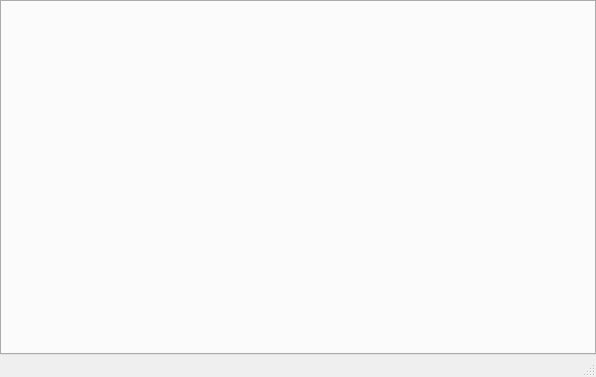
The window that mainwindow.ui (mehranj73/loaners) describes before a commit, drawn with Qt 5.
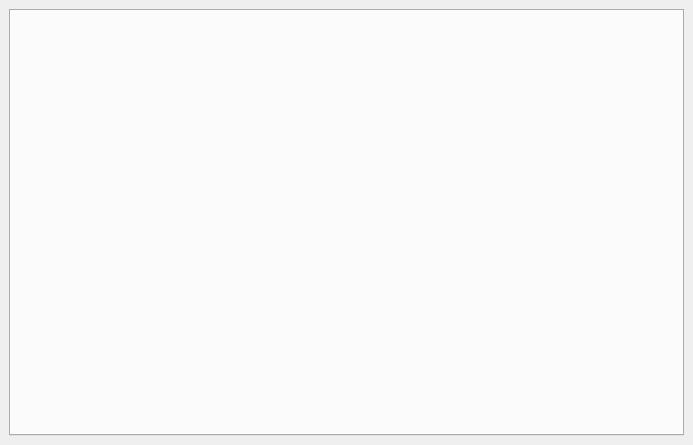
The same window after the commit.

What changed in the file:
```diff
--- a/mainwindow.ui
+++ b/mainwindow.ui
@@ -6,43 +6,24 @@
    <rect>
     <x>0</x>
     <y>0</y>
-    <width>596</width>
-    <height>377</height>
+    <width>693</width>
+    <height>445</height>
    </rect>
   </property>
   <property name="windowTitle">
    <string>Mainwindow</string>
   </property>
   <widget class="QWidget" name="centralwidget">
-   <layout class="QHBoxLayout" name="horizontalLayout">
-    <property name="leftMargin">
-     <number>0</number>
-    </property>
-    <property name="topMargin">
-     <number>0</number>
-    </property>
-    <property name="rightMargin">
-     <number>0</number>
-    </property>
-    <property name="bottomMargin">
-     <number>0</number>
-    </property>
+   <layout class="QVBoxLayout" name="verticalLayout">
     <item>
-     <widget class="QTabWidget" name="tabWidget"/>
+     <widget class="QTabWidget" name="tabWidget">
+      <property name="currentIndex">
+       <number>-1</number>
+      </property>
+     </widget>
     </item>
    </layout>
   </widget>
-  <widget class="QMenuBar" name="menubar">
-   <property name="geometry">
-    <rect>
-     <x>0</x>
-     <y>0</y>
-     <width>596</width>
-     <height>33</height>
-    </rect>
-   </property>
-  </widget>
-  <widget class="QStatusBar" name="statusbar"/>
  </widget>
  <resources/>
  <connections/>
```
Left out of the diff: 7 changed lines with no effect on the pictures.
